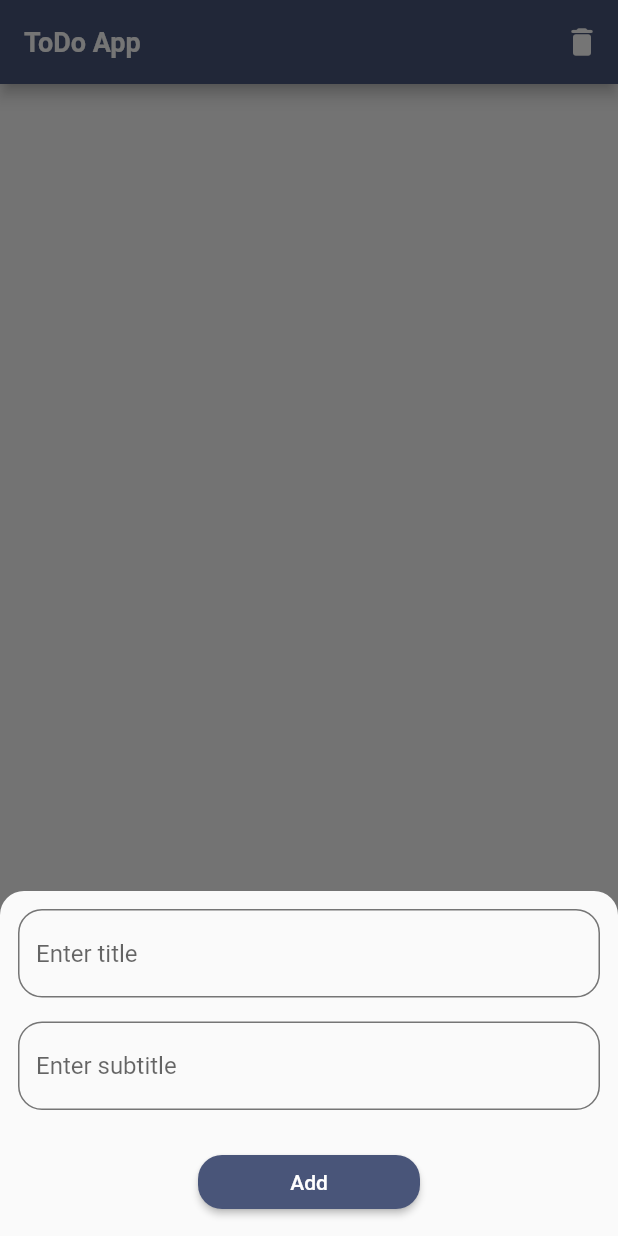
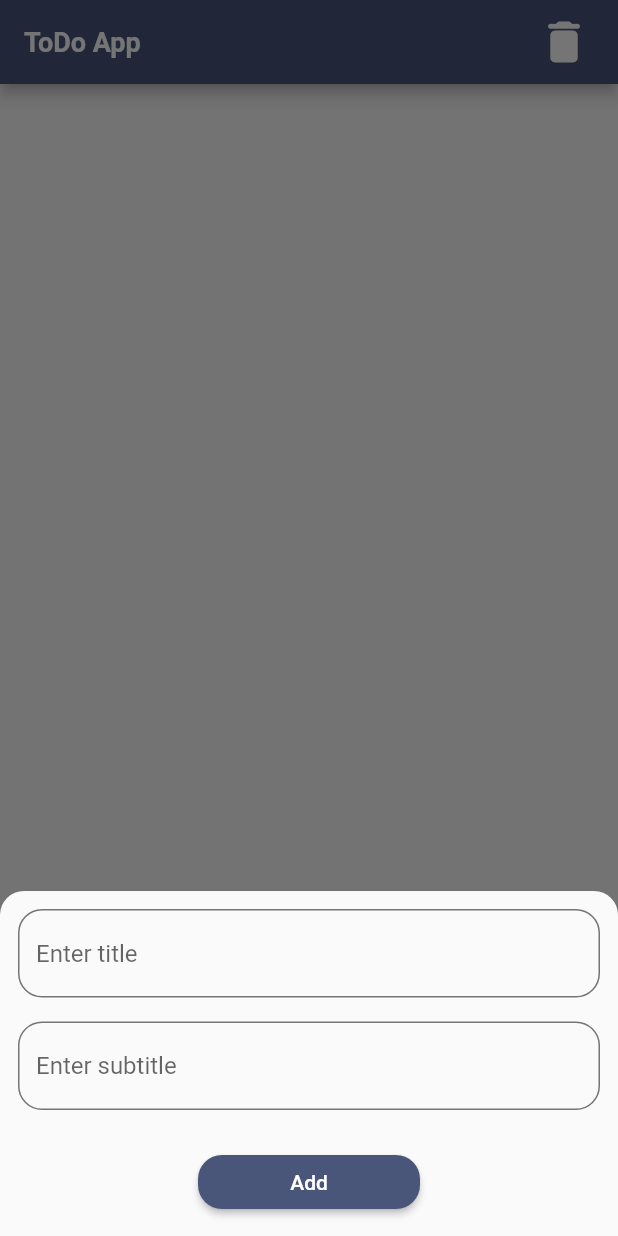
Before and after one commit to RahimCml/to_do_app, a Flutter app: the screen it shows after launch, after a tap on the "add" icon, on a phone screen of 412 x 824 dp. Run offline on Flutter 3.47's test engine with Material 2 defaults, Android fonts, the phone set to English and light mode, and no system bars.

Commit message:
Show deleted items count

```diff
--- a/lib/presentation/screens/home/home_screen.dart
+++ b/lib/presentation/screens/home/home_screen.dart
@@ -16,8 +16,11 @@ class HomeScreen extends StatelessWidget {
           title: Text('ToDo App', style: AppTextStyles.appTextStyle),
           actions: [
             Padding(
-              padding: const EdgeInsets.only(right: 12),
-              child: GestureDetector(
+              padding: const EdgeInsets.only(right: 18),
+              child: Stack(
+                alignment: Alignment.center,
+                children: [
+                  GestureDetector(
                     onTap: () {
                       taskProvider.removeTask();
                       Navigator.push<void>(
@@ -26,7 +29,25 @@ class HomeScreen extends StatelessWidget {
                               builder: (BuildContext context) =>
                                   const RemoveScreen()));
                     },
-                child: const Icon(Icons.delete_rounded),
+                    child: const Icon(
+                      Icons.delete_rounded,
+                      color: Colors.white,
+                      size: 36,
+                    ),
+                  ),
+                  if (taskProvider.removeTasks.isNotEmpty)
+                    Positioned(
+                      right: 0,
+                      top: 0,
+                      child: Container(
+                        padding: const EdgeInsets.all(4),
+                        alignment: Alignment.center,
+                        decoration: const BoxDecoration(
+                            color: Colors.red, shape: BoxShape.circle),
+                        child: Text(taskProvider.removeTasks.length.toString()),
+                      ),
+                    )
+                ],
               ),
             )
           ],
--- a/lib/styles/app_text_styles.dart
+++ b/lib/styles/app_text_styles.dart
@@ -20,7 +20,7 @@ class AppTextStyles {
     decoration: isChecked ? TextDecoration.lineThrough : TextDecoration.none
   );
   static TextStyle get appBarTitleStyle => const TextStyle(
-    fontSize: 20,
+    fontSize: 18,
     color: AppColor.textColor,
     fontWeight: FontWeight.bold
   );
```
Lines whose indentation alone changed are shown as unchanged.
